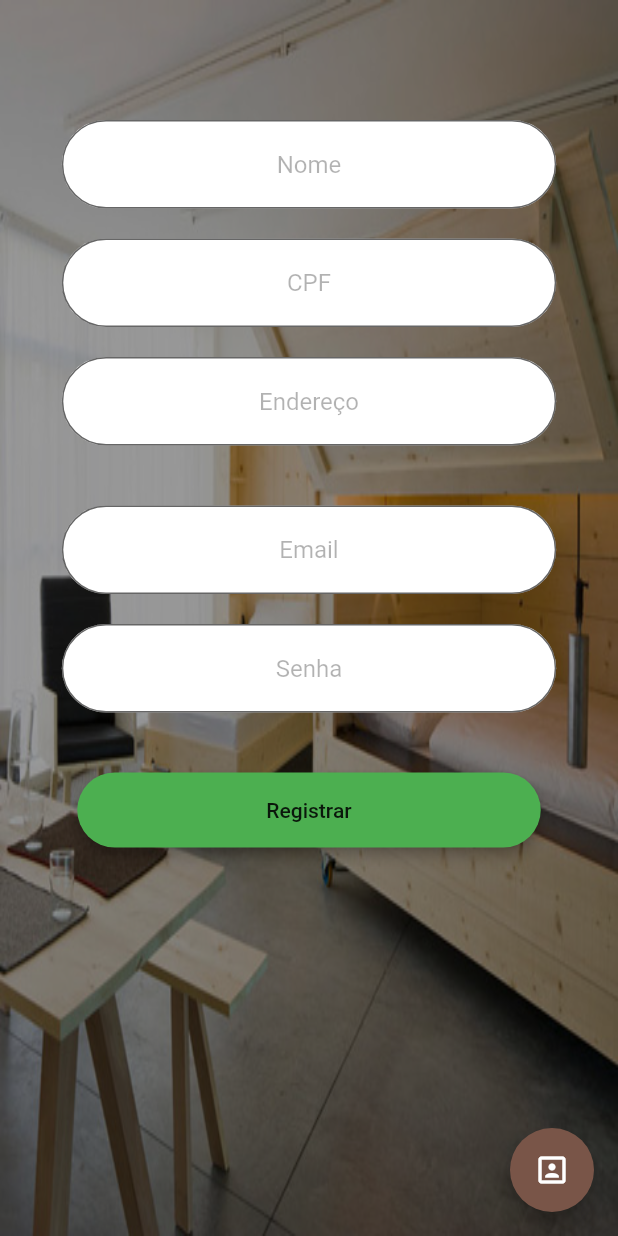
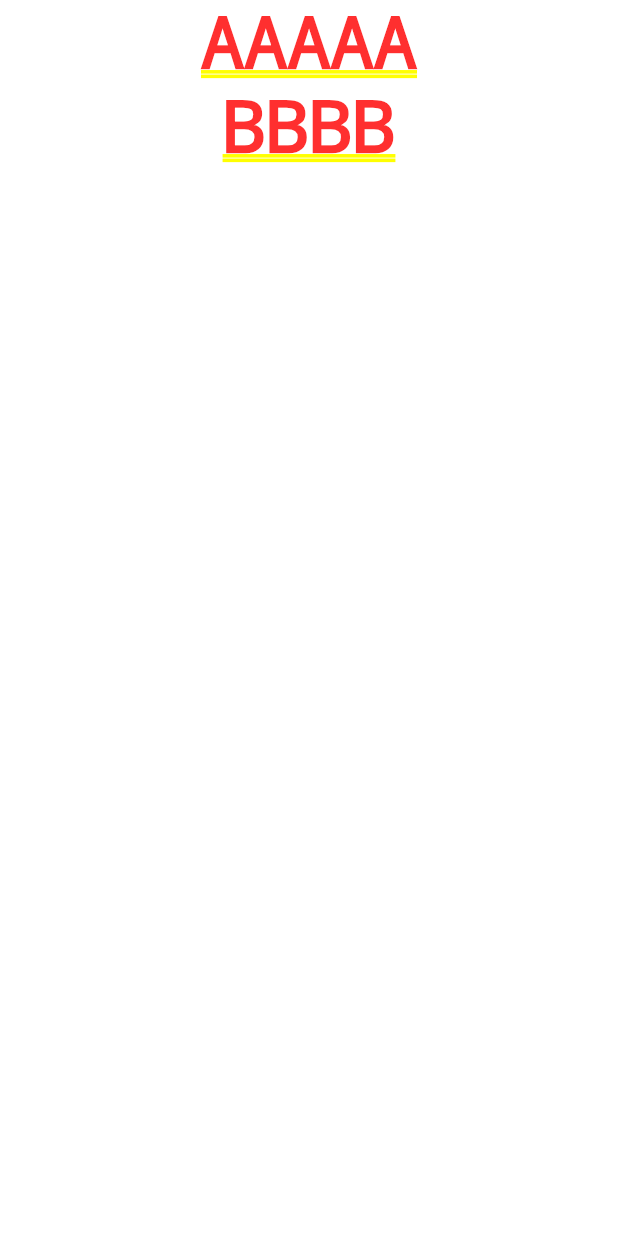
Before and after one commit to marceloarauj/DevMobile, a Flutter app: the screen it shows after launch, after a tap on "Registrar", on a phone screen of 412 x 824 dp. Run offline on Flutter 3.47's test engine with Material 2 defaults, Android fonts, the phone set to English and light mode, and no system bars.

Commit message:
Alterações

```diff
--- /dev/null
+++ b/lib/views/lista/lista.dart
@@ -0,0 +1,46 @@
+import 'package:flutter/cupertino.dart';
+import 'package:flutter/material.dart';
+
+class Lista extends StatelessWidget {
+  @override
+  Widget build(BuildContext context) {
+
+    return MaterialApp(
+      home: ListaView(),
+      debugShowCheckedModeBanner: false,
+    );
+  }
+
+}
+
+class ListaView extends StatefulWidget{
+
+  @override
+  _ListaView createState() => _ListaView();
+}
+
+class _ListaView extends State<ListaView>{
+  @override
+  Widget build(BuildContext context) {
+    return Container(
+      child: SingleChildScrollView(
+        child: Column(
+          children: <Widget>[
+            Text('AAAAA'),
+            Text('BBBB')
+          ],
+        ),
+      ),
+    );
+  }
+
+}
+
+class Venda extends StatefulWidget{
+  @override
+  State<StatefulWidget> createState() {
+    // TODO: implement createState
+    throw UnimplementedError();
+  }
+
+}
--- a/lib/views/login/login.dart
+++ b/lib/views/login/login.dart
@@ -1,4 +1,5 @@
 import 'package:FurniCommerce/library/login_inputs.dart';
+import 'package:FurniCommerce/views/lista/lista.dart';
 import 'package:flutter/material.dart';
 
 import 'login_services.dart';
@@ -69,7 +70,13 @@ class _LoginView extends State<LoginView> {
                     width: MediaQuery.of(context).size.width * 0.75,
                     height: 50,
                     child: RaisedButton(
-                      onPressed: () => {services.Login(login.text, senha.text)},
+                      onPressed: () => {
+                        services.Login(login.text, senha.text),
+                        Navigator.push(
+                          context,
+                          MaterialPageRoute(builder: (context) => Lista()),
+                        )
+                      },
                       elevation: 3.5,
                       color: Colors.green,
                       child: Container(
@@ -82,8 +89,8 @@ class _LoginView extends State<LoginView> {
             ),
           )),
       floatingActionButton: FloatingActionButton(
-        child:Icon(getIconLogin()),
-        onPressed: ()=> setLoginRegistrarButton()),
+          child: Icon(getIconLogin()),
+          onPressed: () => setLoginRegistrarButton()),
     );
   }
 
@@ -138,8 +145,9 @@ class _LoginView extends State<LoginView> {
       widget.ehLogin = !widget.ehLogin;
     });
   }
-  IconData getIconLogin(){
-    if(widget.ehLogin){
+
+  IconData getIconLogin() {
+    if (widget.ehLogin) {
       return Icons.person_add;
     }
     return Icons.portrait;
```
Also changed, not shown: lib/views/venda/venda.dart (added).
